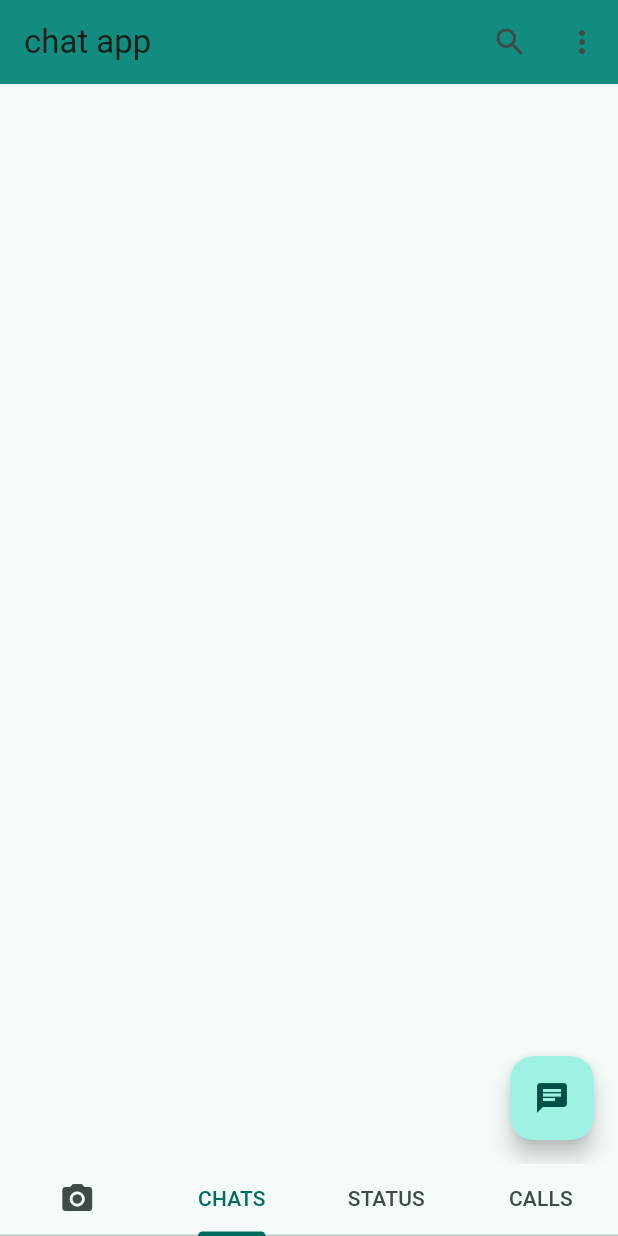
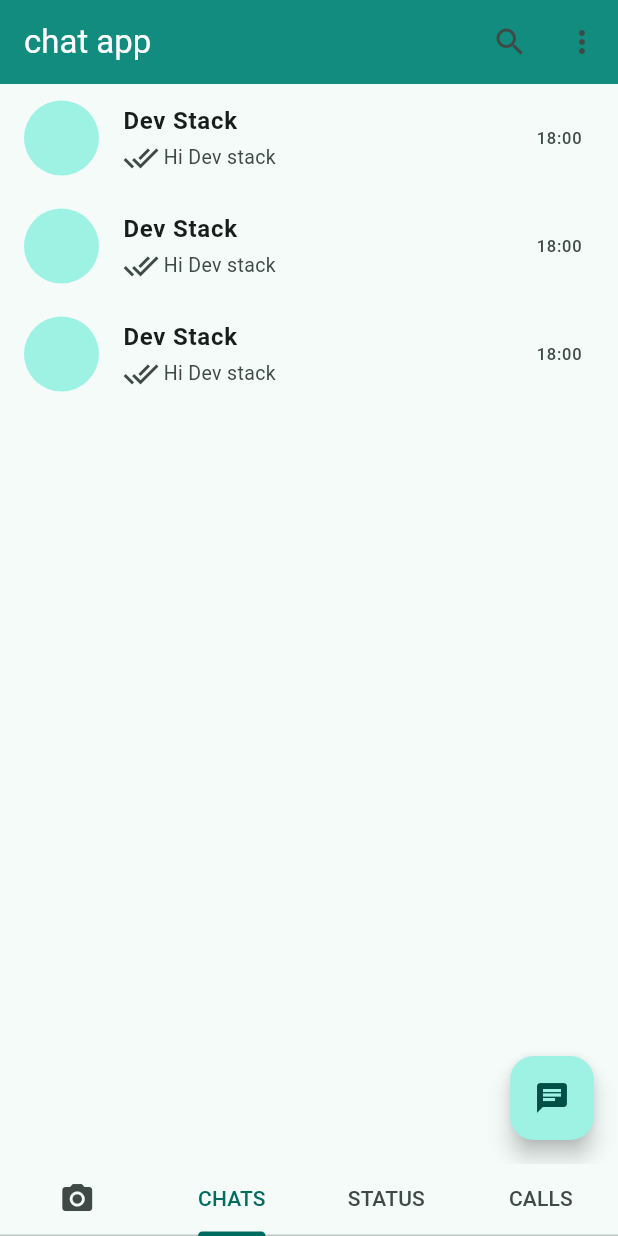
Before and after one commit to sing3demons/flutter_chat_app, a Flutter app: the screen it shows after launch, item 2 of the bottom bar chosen, on a phone screen of 412 x 824 dp. Run offline on Flutter 3.47's test engine with Material 2 defaults, Android fonts, the phone set to English and light mode, and no system bars; Roboto replaces fonts that are missing (OpenSans).

Commit message:
ListView and ListTile

```diff
--- /dev/null
+++ b/lib/CustomUI/CustomCard.dart
@@ -0,0 +1,22 @@
+import 'package:flutter/material.dart';
+
+class CustomCard extends StatelessWidget {
+  const CustomCard({Key? key}) : super(key: key);
+
+  @override
+  Widget build(BuildContext context) {
+    return const ListTile(
+      leading: CircleAvatar(radius: 25),
+      trailing: Text('18:00'),
+      title: Text("Dev Stack",
+          style: TextStyle(fontSize: 16, fontWeight: FontWeight.bold)),
+      subtitle: Row(
+        children: [
+          Icon(Icons.done_all),
+          SizedBox(width: 3),
+          Text('Hi Dev stack', style: TextStyle(fontSize: 13)),
+        ],
+      ),
+    );
+  }
+}
--- a/lib/Pages/ChatPage.dart
+++ b/lib/Pages/ChatPage.dart
@@ -1,4 +1,5 @@
 import 'package:flutter/material.dart';
+import 'package:flutter_chat_app/CustomUI/CustomCard.dart';
 
 class ChatPage extends StatefulWidget {
   ChatPage({Key? key}) : super(key: key);
@@ -13,6 +14,11 @@ class _ChatPageState extends State<ChatPage> {
     return Scaffold(
       floatingActionButton:
           FloatingActionButton(onPressed: () {}, child: const Icon(Icons.chat)),
+      body: ListView(children: const [
+        CustomCard(),
+        CustomCard(),
+        CustomCard(),
+      ]),
     );
   }
 }
--- a/lib/Screens/HomeScreen.dart
+++ b/lib/Screens/HomeScreen.dart
@@ -22,7 +22,7 @@ class _HomeScreenState extends State<HomeScreen>
     return Scaffold(
       appBar: AppBar(
           backgroundColor: const Color(0xFF128C7E),
-          title: const Text('chat app'),
+          title: const Text('chat app', style: TextStyle(color: Colors.white)),
           actions: [
             IconButton(onPressed: () {}, icon: const Icon(Icons.search)),
             PopupMenuButton(onSelected: (value) {
--- a/lib/main.dart
+++ b/lib/main.dart
@@ -14,7 +14,6 @@ class MyApp extends StatelessWidget {
     return MaterialApp(
       title: 'Chat App',
       theme: ThemeData(
-        fontFamily: 'OpenSans',
         primaryColor: const Color(0xFF075E54),
         secondaryHeaderColor: Color(0xFF128C7E),
         colorScheme: ColorScheme.fromSeed(
```
